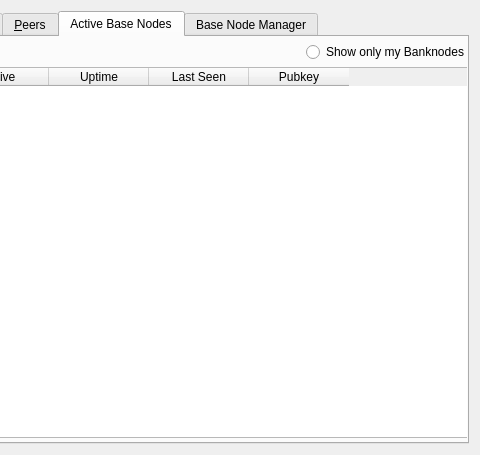
Before: the Qt Designer form src/qt/forms/rpcconsole.ui in thelonecrouton/bitcredit, drawn with Qt 5; both pictures show x 265 to 745 and y 0 to 455 of the 745 by 455 pixel window.
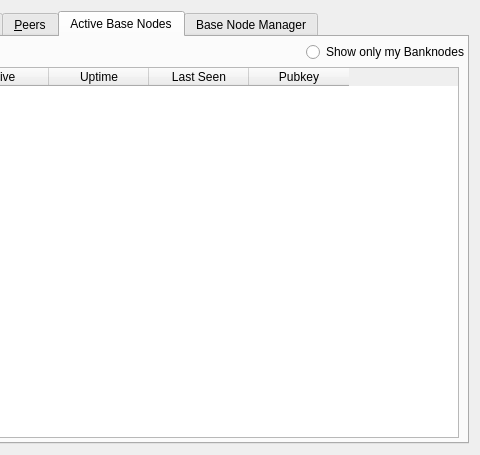
After: the same form once the commit is applied. The open tabs and pages were chosen to show the change. Icons and pictures are not drawn. Custom widgets are drawn as their Qt base class.

What changed in the file:
```diff
--- a/src/qt/forms/rpcconsole.ui
+++ b/src/qt/forms/rpcconsole.ui
@@ -1175,12 +1175,12 @@
         <rect>
          <x>0</x>
          <y>30</y>
-         <width>721</width>
+         <width>711</width>
          <height>371</height>
         </rect>
        </property>
        <property name="sizePolicy">
-        <sizepolicy hsizetype="Preferred" vsizetype="Preferred">
+        <sizepolicy hsizetype="Expanding" vsizetype="Expanding">
          <horstretch>0</horstretch>
          <verstretch>0</verstretch>
         </sizepolicy>
@@ -1193,7 +1193,7 @@
        </property>
        <property name="maximumSize">
         <size>
-         <width>800</width>
+         <width>16777215</width>
          <height>16777215</height>
         </size>
        </property>
```
